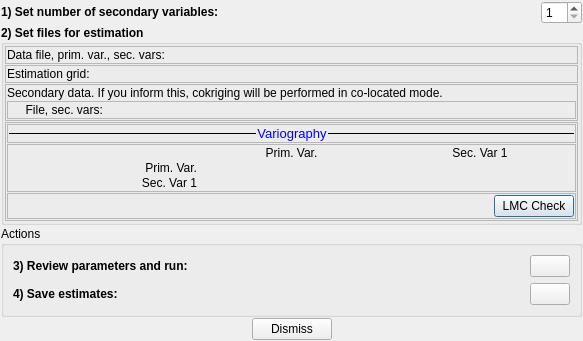
Before: the Qt Designer form dialogs/cokrigingdialog.ui in PauloCarvalhoRJ/gammaray, drawn with Qt 5.
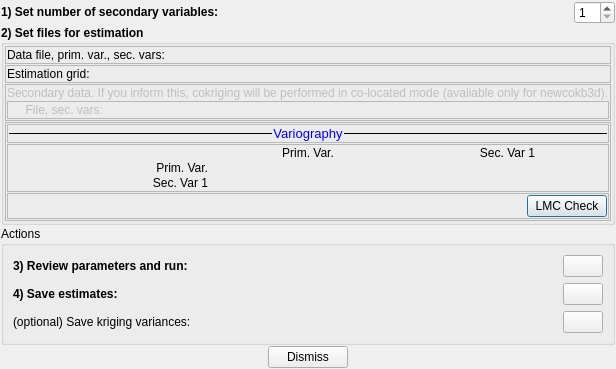
After: the same form once the commit is applied. Icons and pictures are not drawn.

Commit message: Completing cokriging with cokb3d and version 1.7.

Diff of the .ui file:
```diff
--- a/dialogs/cokrigingdialog.ui
+++ b/dialogs/cokrigingdialog.ui
@@ -7,7 +7,7 @@
     <x>0</x>
     <y>0</y>
     <width>583</width>
-    <height>341</height>
+    <height>356</height>
    </rect>
   </property>
   <property name="windowTitle">
@@ -205,6 +205,9 @@
          </property>
          <item>
           <widget class="QLabel" name="label_6">
+           <property name="enabled">
+            <bool>false</bool>
+           </property>
            <property name="font">
             <font>
              <weight>50</weight>
@@ -213,7 +216,7 @@
             </font>
            </property>
            <property name="text">
-            <string>&lt;html&gt;&lt;head/&gt;&lt;body&gt;&lt;p&gt;Secondary data.  If you inform this, cokriging will be performed in co-located mode.&lt;/p&gt;&lt;/body&gt;&lt;/html&gt;</string>
+            <string>&lt;html&gt;&lt;head/&gt;&lt;body&gt;&lt;p&gt;Secondary data. If you inform this, cokriging will be performed in co-located mode (avaliable only for newcokb3d).&lt;/p&gt;&lt;/body&gt;&lt;/html&gt;</string>
            </property>
           </widget>
          </item>
@@ -243,6 +246,9 @@
             </property>
             <item>
              <widget class="QLabel" name="label_4">
+              <property name="enabled">
+               <bool>false</bool>
+              </property>
               <property name="sizePolicy">
                <sizepolicy hsizetype="MinimumExpanding" vsizetype="Preferred">
                 <horstretch>0</horstretch>
@@ -591,6 +597,27 @@
         </property>
        </widget>
       </item>
+      <item row="2" column="0">
+       <widget class="QLabel" name="label_10">
+        <property name="text">
+         <string>(optional) Save kriging variances:</string>
+        </property>
+       </widget>
+      </item>
+      <item row="2" column="1">
+       <widget class="QPushButton" name="pushButton">
+        <property name="toolTip">
+         <string>Save kriging variances</string>
+        </property>
+        <property name="text">
+         <string/>
+        </property>
+        <property name="icon">
+         <iconset resource="../resources.qrc">
+          <normaloff>:/icons32/save32</normaloff>:/icons32/save32</iconset>
+        </property>
+       </widget>
+      </item>
      </layout>
     </widget>
    </item>
```
Left out of the diff: 70 changed lines with no effect on the pictures. The commit also changes 10 other files.
